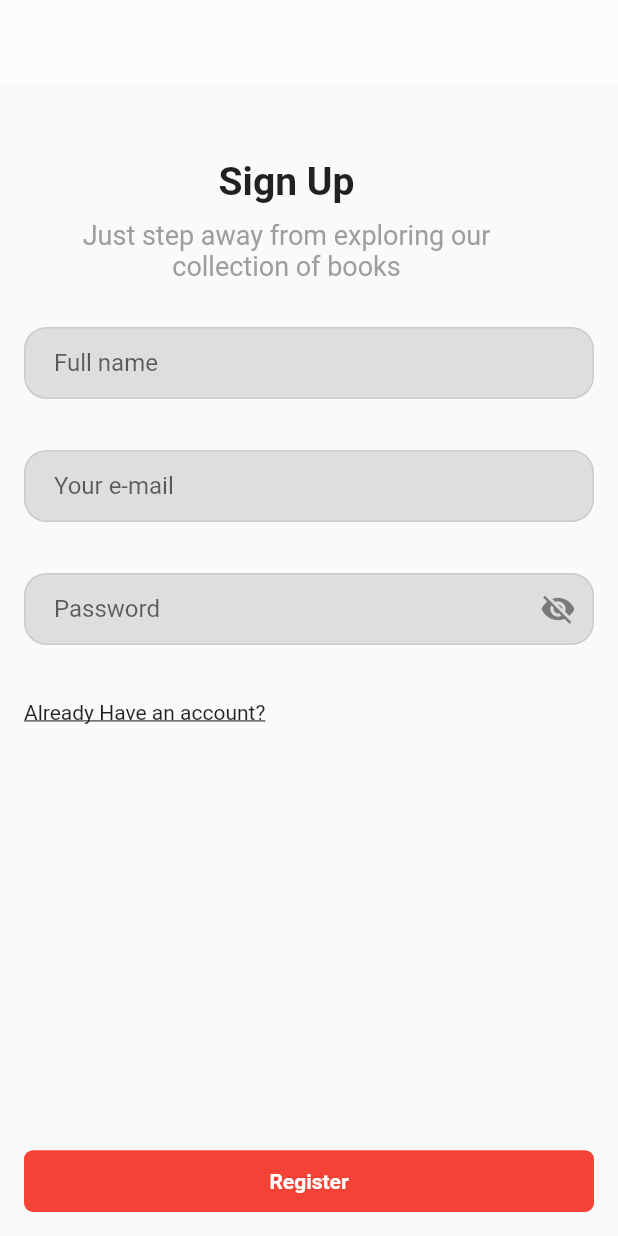
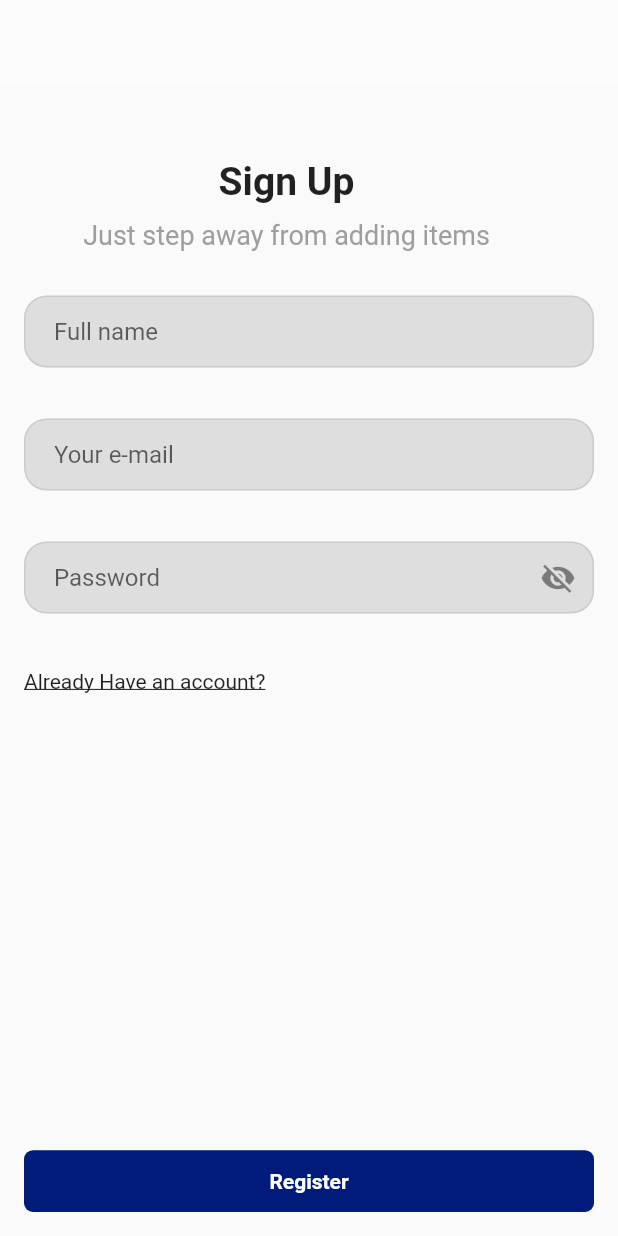
Before and after one commit to Naga283/Task, a Flutter app: the screen it shows after launch, after a tap on "Don't have an Account?", on a phone screen of 412 x 824 dp. Run offline on Flutter 3.47's test engine with Material 2 defaults, Android fonts, the phone set to English and light mode, and no system bars; our stand-ins replace cloud_firestore, firebase_auth, firebase_core, flutter_riverpod, fluttertoast, hive_flutter and 2 more; accounts and stored records are empty; Roboto replaces fonts that are missing (Poppins).

Commit message:
Change log: 1.Added colors

```diff
--- a/lib/main.dart
+++ b/lib/main.dart
@@ -11,7 +11,6 @@ import 'firebase_options.dart';
 void main() async {
   WidgetsFlutterBinding.ensureInitialized();
   await Hive.initFlutter();
-  Hive.registerAdapter(ItemsListAdapter());
   Hive.openBox(hiveBoxNames.commonBox);
   await Firebase.initializeApp(
     options: DefaultFirebaseOptions.currentPlatform,
--- a/lib/utils/colors.dart
+++ b/lib/utils/colors.dart
@@ -1,7 +1,7 @@
 import 'package:flutter/material.dart';
 
 class AppColors {
-  final Color primary = Colors.red;
+  final Color primary = Color(0XFF001B79);
   final Color whiteColor = Colors.white;
 }
 
--- a/lib/view/authentication/icon_with_heading_subheading.dart
+++ b/lib/view/authentication/icon_with_heading_subheading.dart
@@ -34,7 +34,7 @@ class IconWithHeadingAndSubHeading extends ConsumerWidget {
           ),
           child: Text(
             heading,
-            style: TextStyle(
+            style: const TextStyle(
               fontWeight: FontWeight.w600,
               fontSize: 26,
             ),
@@ -43,10 +43,9 @@ class IconWithHeadingAndSubHeading extends ConsumerWidget {
         SizedBox(
           width: 350,
           child: Text(
-            subHeading ??
-                "Just step away from exploring our collection of books",
+            subHeading ?? "Just step away from adding items",
             textAlign: TextAlign.center,
-            style: TextStyle(
+            style: const TextStyle(
               color: Colors.grey,
               fontSize: 18,
             ),
--- a/lib/view/profile_page/profile.dart
+++ b/lib/view/profile_page/profile.dart
@@ -3,6 +3,7 @@ import 'package:flutter/material.dart';
 import 'package:flutter_riverpod/flutter_riverpod.dart';
 import 'package:task/providers/user_name_state_provider.dart';
 import 'package:task/services/firebase_authentication.dart';
+import 'package:task/utils/colors.dart';
 import 'package:task/utils/screen_size_utils.dart';
 import 'package:task/view/components/expanded_elevated_btn.dart';
 import 'package:task/view/profile_page/heading_with_disabled_textformfield.dart';
@@ -19,6 +20,7 @@ class _ProfilePageState extends ConsumerState<ProfilePage> {
   Widget build(BuildContext context) {
     return Scaffold(
       appBar: AppBar(
+        backgroundColor: appColors.primary,
         title: const Text('Profile'),
       ),
       body: Padding(
@@ -56,8 +58,7 @@ class _ProfilePageState extends ConsumerState<ProfilePage> {
             ExpandedElevatedBtn(
               btnName: 'Logout',
               onTap: () async {
-                print("Logout");
-                // await logoutUser(context, ref);
+                await logoutUser(context, ref);
               },
             )
           ],
--- a/lib/view/splash_screen.dart
+++ b/lib/view/splash_screen.dart
@@ -40,14 +40,16 @@ class _SplashScreenState extends State<SplashScreen> {
             SizedBox(
               height: screenSizeUtils.screenHeight(context) * 0.1,
             ),
-            SizedBox(
+            Center(
+              child: SizedBox(
                 width: 350,
                 child: const Text(
-                "Library App Management",
+                  "Task",
                   textAlign: TextAlign.center,
                   style: TextStyle(
                     fontSize: 30,
                     fontWeight: FontWeight.w600,
+                  ),
                 ),
               ),
             ),
--- a/pubspec.yaml
+++ b/pubspec.yaml
@@ -68,8 +68,8 @@ flutter:
   uses-material-design: true
 
   # To add assets to your application, add an assets section, like this:
-  # assets:
-  #   - images/a_dot_burr.jpeg
+  assets:
+    - assets/
   #   - images/a_dot_ham.jpeg
 
   # An image asset can refer to one or more resolution-specific "variants", see
```
Also changed, not shown: lib/modals/item.dart (deleted, +0 -13 lines), lib/view/home_page/dashboard.dart (+17 -2 lines), assets/profile-icon.png (added), lib/modals/item.g.dart (deleted). Lines whose indentation alone changed are shown as unchanged.
